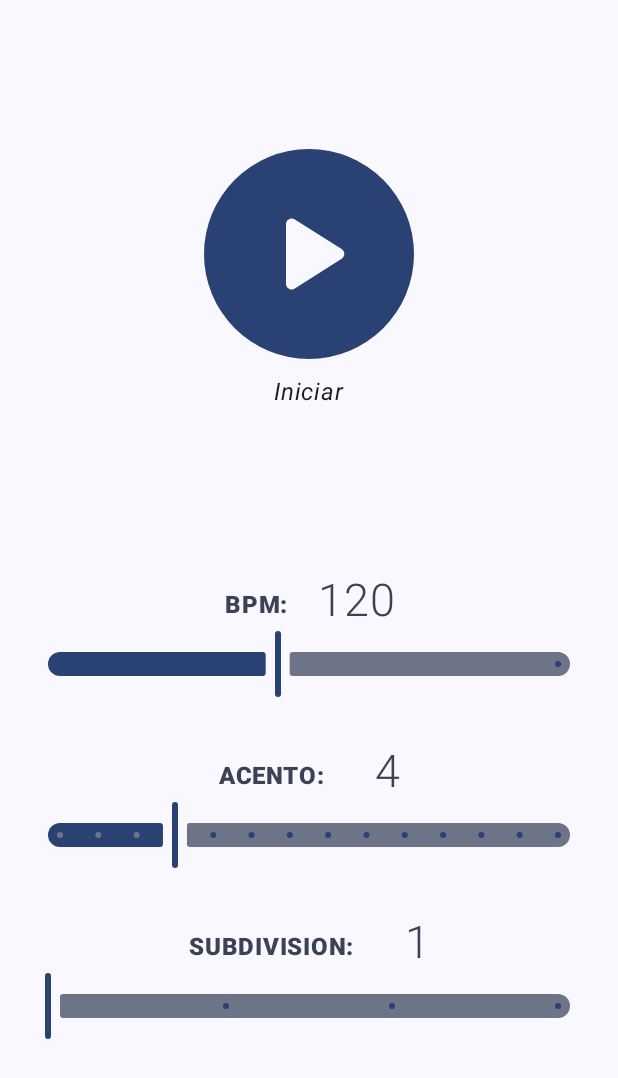
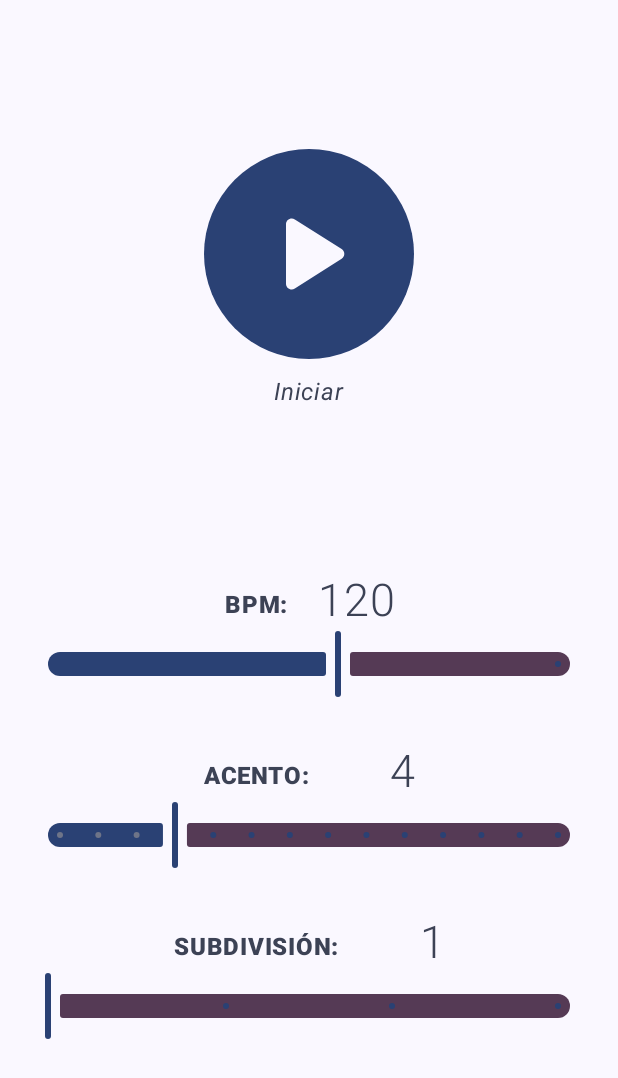
Before and after one commit to manugarciat/el-metronomo, an Android app built with Jetpack Compose: the screen it shows after launch (MainActivity), on a phone screen of 412 x 824 dp. Shown: the top 1078 px of the screen. Run offline under Robolectric (Android 15) with nearby library versions, the phone set to English and light mode, and no system bars; our stand-ins replace accompanist, window size class; 2 statements that could not run were skipped.

Commit message:
Mejoras en las subdivisiones e implementacion de DarkMode de la UI

```diff
--- a/app/src/main/java/com/mnlgt/elmetronomo/MainActivity.kt
+++ b/app/src/main/java/com/mnlgt/elmetronomo/MainActivity.kt
@@ -37,7 +37,7 @@ class MainActivity : ComponentActivity() {
                     color = MaterialTheme.colorScheme.background
                 ) {
                     val windowSize = calculateWindowSizeClass(this)
-                    MetronomoScreen(Modifier, viewModel, windowSize.widthSizeClass)
+                    MetronomoScreen(viewModel, windowSize.widthSizeClass)
                 }
             }
         }
--- a/app/src/main/java/com/mnlgt/elmetronomo/data/Defaults.kt
+++ b/app/src/main/java/com/mnlgt/elmetronomo/data/Defaults.kt
@@ -3,4 +3,5 @@ package com.mnlgt.elmetronomo.data
 const val tempoInicial: Float = 120F
 const val subDivInicial: Int = 1
 const val acentoInicial: Int = 4
-const val volumenFactor: Double = 0.8
+const val volumenFactor: Double = 0.6
+val rangoTempo:ClosedFloatingPointRange<Float> = 20F..200F
--- a/app/src/main/java/com/mnlgt/elmetronomo/ui/MetronomoScreen.kt
+++ b/app/src/main/java/com/mnlgt/elmetronomo/ui/MetronomoScreen.kt
@@ -30,67 +30,165 @@ import androidx.compose.ui.text.style.TextAlign
 import androidx.compose.ui.unit.dp
 import androidx.compose.ui.unit.sp
 import com.mnlgt.elmetronomo.R
+import com.mnlgt.elmetronomo.data.rangoTempo
 import kotlinx.coroutines.launch
 
 
 @Composable
-fun MetronomoScreen(modifier: Modifier, viewModel: MetronomoViewModel,  windowSize: WindowWidthSizeClass) {
-
+fun MetronomoScreen(
+    viewModel: MetronomoViewModel,
+    windowSize: WindowWidthSizeClass,
+    modifier: Modifier = Modifier
+) {
     val coroutineScope = rememberCoroutineScope()
     val uiState by viewModel.uiState.collectAsState()
 
-
-
+    when (windowSize) {
+        WindowWidthSizeClass.Compact -> {
             Column(
                 verticalArrangement = Arrangement.SpaceEvenly,
                 horizontalAlignment = Alignment.CenterHorizontally
             ) {
 
+                BotonMetronomo(
+                    { coroutineScope.launch { viewModel.aprietaBoton() } },
+                    uiState.andando
+                )
 
                 Column(
                     horizontalAlignment = Alignment.CenterHorizontally
                 ) {
+                    MetronomoSlider(
+                        stringResource(id = R.string.bpm).uppercase(),
+                        uiState.bpm,
+                        rangoTempo,
+                        0,
+                        funcOnValueChange = { t -> viewModel.setTempo(t) }
+                    )
+
+                    MetronomoSlider(
+                        stringResource(id = R.string.acento).uppercase(),
+                        uiState.acento.toFloat(),
+                        1F..14F,
+                        12,
+                        funcOnValueChange = { a -> viewModel.setAcento(a.toInt()) }
+                    )
+
+                    MetronomoSlider(
+                        stringResource(id = R.string.subdivision).uppercase(),
+                        uiState.subdivision.toFloat(),
+                        1F..4F,
+                        2,
+                        funcOnValueChange = { s -> viewModel.setSubdivision(s.toInt()) }
+                    )
+                }
+            }
+        }
+
+        else -> {
+            Row(
+                horizontalArrangement = Arrangement.SpaceEvenly,
+                verticalAlignment = Alignment.CenterVertically
+            ) {
+
+                BotonMetronomo(
+                    { coroutineScope.launch { viewModel.aprietaBoton() } },
+                    uiState.andando,
+                    modifier = Modifier.padding(start = 80.dp, end = 60.dp)
+                )
+
+                Column(
+                    horizontalAlignment = Alignment.CenterHorizontally,
+                    modifier = Modifier.padding(end = 80.dp, top = 5.dp)
+                ) {
+                    MetronomoSlider(
+                        stringResource(id = R.string.bpm).uppercase(),
+                        uiState.bpm,
+                        rangoTempo,
+                        0,
+                        funcOnValueChange = { t -> viewModel.setTempo(t) }
+                    )
+
+                    MetronomoSlider(
+                        stringResource(id = R.string.acento).uppercase(),
+                        uiState.acento.toFloat(),
+                        1F..14F,
+                        12,
+                        funcOnValueChange = { a -> viewModel.setAcento(a.toInt()) }
+                    )
+
+                    MetronomoSlider(
+                        stringResource(id = R.string.subdivision).uppercase(),
+                        uiState.subdivision.toFloat(),
+                        1F..4F,
+                        2,
+                        funcOnValueChange = { s -> viewModel.setSubdivision(s.toInt()) }
+                    )
+                }
+            }
+        }
+
+    }
+}
+
+@Composable
+private fun BotonMetronomo(
+    funcOnClick: () -> Unit,
+    estaPrendido: Boolean,
+    modifier: Modifier = Modifier
+) {
+
+    Column(
+        horizontalAlignment = Alignment.CenterHorizontally,
+        modifier = modifier
+    ) {
         Button(
-                onClick = { coroutineScope.launch { viewModel.aprietaBoton() } },
+            onClick = funcOnClick,
             shape = CircleShape,
             modifier = Modifier.size(140.dp)
         ) {
 
             Icon(
-                    imageVector = if (uiState.andando) Icons.Rounded.Close else Icons.Rounded.PlayArrow,
+                imageVector = if (estaPrendido) Icons.Rounded.Close else Icons.Rounded.PlayArrow,
                 contentDescription =
-                    if (uiState.andando) stringResource(id = R.string.detener)
+                if (estaPrendido) stringResource(id = R.string.detener)
                 else stringResource(id = R.string.iniciar),
                 modifier = Modifier.size(180.dp),
                 tint = MaterialTheme.colorScheme.background
             )
         }
         Text(
-                text = if (uiState.andando) stringResource(id = R.string.detener)
+            text = if (estaPrendido) stringResource(id = R.string.detener)
             else stringResource(id = R.string.iniciar),
             modifier = Modifier.padding(10.dp),
             fontWeight = FontWeight.Normal,
-                fontStyle = FontStyle.Italic
+            fontStyle = FontStyle.Italic,
+            color = MaterialTheme.colorScheme.secondary
         )
-
+    }
 }
 
-        Column(
-            horizontalAlignment = Alignment.CenterHorizontally
+@Composable
+private fun MetronomoSlider(
+    texto: String,
+    variable: Float,
+    rango: ClosedFloatingPointRange<Float>,
+    pasos: Int,
+    funcOnValueChange: (Float) -> Unit
+
 ) {
     Row(
         verticalAlignment = Alignment.Bottom
     ) {
         Text(
-                    text = "BPM:",
+            text = texto,
             modifier = Modifier
                 .padding(end = 10.dp, bottom = 3.dp),
             fontWeight = FontWeight.Black,
             color = MaterialTheme.colorScheme.secondary
         )
-
         Text(
-                    text = uiState.bpm.toInt().toString(),
+            text = variable.toInt().toString(),
             fontSize = 30.sp,
             color = MaterialTheme.colorScheme.secondary,
             fontWeight = FontWeight.Light,
@@ -98,76 +196,17 @@ fun MetronomoScreen(modifier: Modifier, viewModel: MetronomoViewModel,  windowSi
             textAlign = TextAlign.Right
         )
     }
-
-
     Slider(
         modifier = Modifier.padding(start = 30.dp, end = 30.dp, bottom = 30.dp),
-                value = uiState.bpm,
-                onValueChange = { tempo -> viewModel.setTempo(tempo) },
-                valueRange = 10F..260F,
-                colors = SliderDefaults.colors()
-            )
+        value = variable,
+        onValueChange = funcOnValueChange,
+        valueRange = rango,
+        colors = SliderDefaults.colors(
+            //thumbColor = MaterialTheme.colorScheme.secondary,
+            //activeTrackColor = MaterialTheme.colorScheme.secondary,
+            inactiveTrackColor = MaterialTheme.colorScheme.tertiary
+        ),
+        steps = pasos
 
-            Row(
-                verticalAlignment = Alignment.Bottom
-            ) {
-                Text(
-                    text = "ACENTO:",
-                    modifier = Modifier
-                        .padding(end = 10.dp, bottom = 3.dp),
-                    fontWeight = FontWeight.Black,
-                    color = MaterialTheme.colorScheme.secondary
-                )
-
-                Text(
-                    text = uiState.acento.toString(),
-                    fontSize = 30.sp,
-                    color = MaterialTheme.colorScheme.secondary,
-                    fontWeight = FontWeight.Light,
-                    modifier = Modifier.width(40.dp),
-                    textAlign = TextAlign.Right
     )
 }
-
-            Slider(
-                modifier = Modifier.padding(start = 30.dp, end = 30.dp, bottom = 30.dp),
-                value = uiState.acento.toFloat(),
-                onValueChange = { a -> viewModel.setAcento(a.toInt()) },
-                valueRange = 1F..14F,
-                colors = SliderDefaults.colors(),
-                steps = 12
-            )
-
-            Row(
-                verticalAlignment = Alignment.Bottom
-            ) {
-                Text(
-                    text = "SUBDIVISION:",
-                    modifier = Modifier
-                        .padding(end = 10.dp, bottom = 3.dp),
-                    fontWeight = FontWeight.Black,
-                    color = MaterialTheme.colorScheme.secondary
-                )
-
-                Text(
-                    text = uiState.subdivision.toString(),
-                    fontSize = 30.sp,
-                    color = MaterialTheme.colorScheme.secondary,
-                    fontWeight = FontWeight.Light,
-                    modifier = Modifier.width(40.dp),
-                    textAlign = TextAlign.Right
-                )
-            }
-
-            Slider(
-                modifier = Modifier.padding(start = 30.dp, end = 30.dp, bottom = 30.dp),
-                value = uiState.subdivision.toFloat(),
-                onValueChange = {a -> viewModel.setSubdivision(a.toInt())  },
-                valueRange = 1F..4F,
-                colors = SliderDefaults.colors(),
-                steps = 2
-            )
-        }
-
-    }
-}
--- a/app/src/main/java/com/mnlgt/elmetronomo/ui/theme/Color.kt
+++ b/app/src/main/java/com/mnlgt/elmetronomo/ui/theme/Color.kt
@@ -2,16 +2,14 @@ package com.mnlgt.elmetronomo.ui.theme
 
 import androidx.compose.ui.graphics.Color
 
-val Purple80 = Color(0xFFD0BCFF)
-val PurpleGrey80 = Color(0xFFCCC2DC)
+//light
+val colorFondoLight = Color(0xFFF2865E)
+val primarioAmarillo = Color(0xFFF2CF1D)
+val oscuro = Color(0xFF241D1D)
+val clarito = Color(0xFFF5B299)
+
+//dark
+val colorFondoDark = Color(0xFF881026)
+val primarioDark = Color(0xFFF5B299)
+val secuendarioDark = Color(0xFFF1778E)
 val Pink80 = Color(0xFFEFB8C8)
-
-val Purple40 = Color(0xFFB0B478)
-val PurpleGrey40 = Color(0xFF625b71)
-val Pink40 = Color(0xFF7D5260)
-
-val VerdeClaro = Color(0xFFC0CA33)
-
-val colorFondo = Color(0xFFF2865E)
-val primarioAmarillo = Color(0xFFF2CF1D)
-val oscuro= Color(0xFF241D1D)
--- a/app/src/main/java/com/mnlgt/elmetronomo/ui/theme/Theme.kt
+++ b/app/src/main/java/com/mnlgt/elmetronomo/ui/theme/Theme.kt
@@ -10,7 +10,6 @@ import androidx.compose.material3.dynamicLightColorScheme
 import androidx.compose.material3.lightColorScheme
 import androidx.compose.runtime.Composable
 import androidx.compose.runtime.SideEffect
-import androidx.compose.ui.graphics.Color
 import androidx.compose.ui.graphics.toArgb
 import androidx.compose.ui.platform.LocalContext
 import androidx.compose.ui.platform.LocalView
@@ -18,16 +17,17 @@ import androidx.core.view.ViewCompat
 import com.google.accompanist.systemuicontroller.rememberSystemUiController
 
 private val DarkColorScheme = darkColorScheme(
-    primary = Purple80,
-    secondary = PurpleGrey80,
-    tertiary = Pink80
+    primary = primarioDark,
+    secondary = secuendarioDark,
+    tertiary = Pink80,
+    background = colorFondoDark
 )
 
 private val LightColorScheme = lightColorScheme(
     primary = primarioAmarillo,
     secondary = oscuro,
-    tertiary = Pink40,
-    background = colorFondo
+    tertiary = clarito,
+    background = colorFondoLight
 
     /* Other default colors to override
     background = Color(0xFFFFFBFE),
@@ -47,13 +47,19 @@ fun ElMetronomoTheme(
     dynamicColor: Boolean = true,
     content: @Composable () -> Unit
 ) {
+
+    val systemUiController = rememberSystemUiController()
+
     val colorScheme = when {
         dynamicColor && Build.VERSION.SDK_INT >= Build.VERSION_CODES.S -> {
             val context = LocalContext.current
             if (darkTheme) dynamicDarkColorScheme(context) else dynamicLightColorScheme(context)
         }
 
-        darkTheme -> {DarkColorScheme}
+        darkTheme -> {
+            DarkColorScheme
+        }
+
         else -> LightColorScheme
     }
     val view = LocalView.current
@@ -70,12 +76,26 @@ fun ElMetronomoTheme(
         content = content
     )
 
-    val systemUiController = rememberSystemUiController()
-    //light
-    SideEffect {
-        systemUiController.setSystemBarsColor(
-            color = colorFondo,
-            darkIcons = true
-        )
+    if (darkTheme) {
+        //light
+        SideEffect {
+            systemUiController.setSystemBarsColor(
+                color = colorFondoDark,
+                darkIcons = false
+            )
+        }
+
+    }else {
+        //light
+        SideEffect {
+            systemUiController.setSystemBarsColor(
+                color = colorFondoLight,
+                darkIcons = true
+            )
+        }
     }
+
+
+
+
 }
--- a/app/src/main/res/values/strings.xml
+++ b/app/src/main/res/values/strings.xml
@@ -2,5 +2,8 @@
     <string name="app_name">El Metronomo</string>
     <string name="iniciar">Iniciar</string>
     <string name="detener">Detener</string>
+    <string name="subdivision">Subdivisión:</string>
+    <string name="acento">Acento:</string>
+    <string name="bpm">BPM:</string>
 
 </resources>
```
Also changed, not shown: app/src/main/java/com/mnlgt/elmetronomo/MetronomoAudioTrack.kt (+28 -10 lines). Lines whose indentation alone changed are shown as unchanged.
